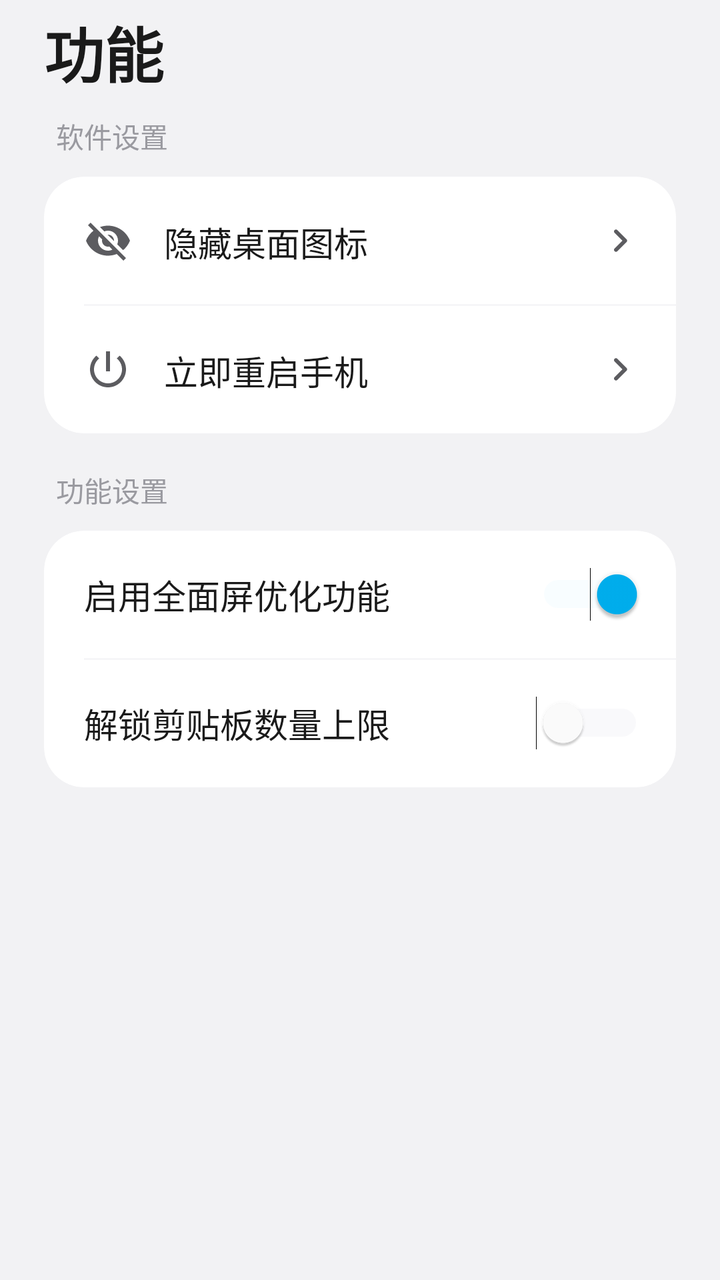
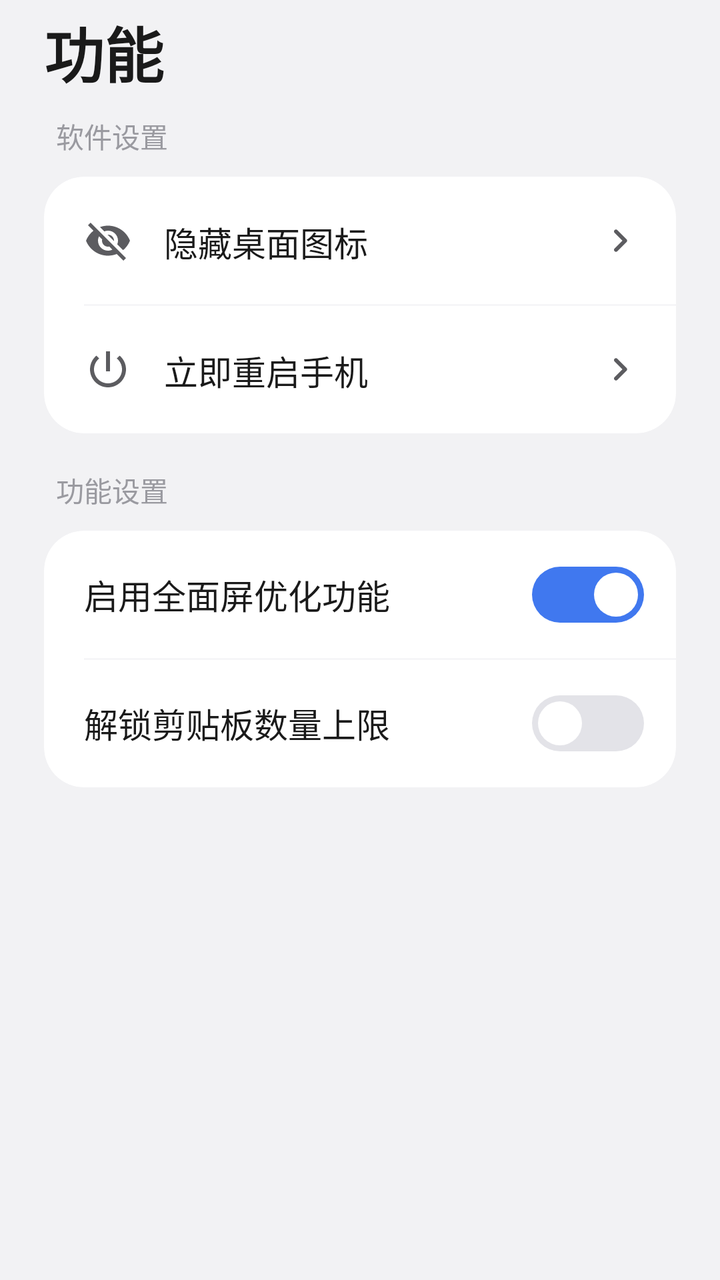

An Android layout rendered at two revisions. The XML below is the earlier revision; the diff shows what the commit changed to produce the second picture.
<!-- AndroidManifest.xml: fallback theme Theme.MaterialComponents.DayNight.NoActionBar -->
<!-- res/layout/fragment_feature.xml -->
<?xml version="1.0" encoding="utf-8"?>
<ScrollView xmlns:android="http://schemas.android.com/apk/res/android"
    android:layout_width="match_parent"
    android:layout_height="match_parent"
    android:background="@color/bg_surface"
    android:clipToPadding="false"
    android:fillViewport="true"
    android:paddingBottom="96dp">

    <LinearLayout
        android:layout_width="match_parent"
        android:layout_height="wrap_content"
        android:orientation="vertical"
        android:paddingStart="22dp"
        android:paddingEnd="22dp"
        android:paddingBottom="20dp">

        
        <LinearLayout
            android:layout_width="match_parent"
            android:layout_height="wrap_content"
            android:orientation="vertical"
            android:paddingTop="4dp"
            android:paddingBottom="10dp">

            <TextView
                android:layout_width="wrap_content"
                android:layout_height="wrap_content"
                android:text="功能"
                android:textColor="@color/text_primary"
                android:textSize="30sp"
                android:textStyle="bold" />
        </LinearLayout>

        <TextView
            android:layout_width="wrap_content"
            android:layout_height="wrap_content"
            android:layout_marginStart="6dp"
            android:layout_marginBottom="10dp"
            android:text="软件设置"
            android:textColor="@color/text_tertiary"
            android:textSize="14sp" />

        <LinearLayout
            android:layout_width="match_parent"
            android:layout_height="wrap_content"
            android:background="@drawable/card_bg"
            android:clipToOutline="true"
            android:orientation="vertical">

            <LinearLayout
                android:id="@+id/rowHideIcon"
                android:layout_width="match_parent"
                android:layout_height="64dp"
                android:background="@drawable/row_ripple"
                android:clickable="true"
                android:focusable="true"
                android:gravity="center_vertical"
                android:orientation="horizontal"
                android:paddingStart="20dp"
                android:paddingTop="20dp"
                android:paddingEnd="16dp"
                android:paddingBottom="20dp">

                <ImageView
                    android:layout_width="24dp"
                    android:layout_height="24dp"
                    android:layout_marginEnd="16dp"
                    android:src="@drawable/ic_eye_off"
                    android:tint="@color/text_secondary" />

                <LinearLayout
                    android:layout_width="0dp"
                    android:layout_height="wrap_content"
                    android:layout_weight="1"
                    android:orientation="vertical">

                    <TextView
                        android:id="@+id/tvHideIcon"
                        android:layout_width="wrap_content"
                        android:layout_height="wrap_content"
                        android:text="隐藏桌面图标"
                        android:textColor="@color/text_primary"
                        android:textSize="17sp" />

                    <TextView
                        android:id="@+id/tvHideIconSub"
                        android:layout_width="wrap_content"
                        android:layout_height="wrap_content"
                        android:layout_marginTop="4dp"
                        android:text="LSPosed 内仍可打开模块设置"
                        android:textColor="@color/text_tertiary"
                        android:textSize="14sp" />
                </LinearLayout>

                <ImageView
                    android:layout_width="24dp"
                    android:layout_height="24dp"
                    android:src="@drawable/ic_chevron"
                    android:tint="@color/text_secondary" />
            </LinearLayout>

            <View
                android:layout_width="match_parent"
                android:layout_height="1px"
                android:layout_marginStart="20dp"
                android:background="@color/divider" />

            <LinearLayout
                android:id="@+id/rowReboot"
                android:layout_width="match_parent"
                android:layout_height="64dp"
                android:background="@drawable/row_ripple"
                android:clickable="true"
                android:focusable="true"
                android:gravity="center_vertical"
                android:orientation="horizontal"
                android:paddingStart="20dp"
                android:paddingTop="20dp"
                android:paddingEnd="16dp"
                android:paddingBottom="20dp">

                <ImageView
                    android:layout_width="24dp"
                    android:layout_height="24dp"
                    android:layout_marginEnd="16dp"
                    android:src="@drawable/ic_restart"
                    android:tint="@color/text_secondary" />

                <LinearLayout
                    android:layout_width="0dp"
                    android:layout_height="wrap_content"
                    android:layout_weight="1"
                    android:orientation="vertical">

                    <TextView
                        android:id="@+id/tvReboot"
                        android:layout_width="wrap_content"
                        android:layout_height="wrap_content"
                        android:text="立即重启手机"
                        android:textColor="@color/text_primary"
                        android:textSize="17sp" />

                    <TextView
                        android:layout_width="wrap_content"
                        android:layout_height="wrap_content"
                        android:layout_marginTop="4dp"
                        android:text="需要 ROOT 权限"
                        android:textColor="@color/text_tertiary"
                        android:textSize="14sp" />
                </LinearLayout>

                <ImageView
                    android:layout_width="24dp"
                    android:layout_height="24dp"
                    android:src="@drawable/ic_chevron"
                    android:tint="@color/text_secondary" />
            </LinearLayout>
        </LinearLayout>

        <TextView
            android:layout_width="wrap_content"
            android:layout_height="wrap_content"
            android:layout_marginStart="6dp"
            android:layout_marginTop="18dp"
            android:layout_marginBottom="10dp"
            android:text="功能设置"
            android:textColor="@color/text_tertiary"
            android:textSize="14sp" />

        <LinearLayout
            android:layout_width="match_parent"
            android:layout_height="wrap_content"
            android:background="@drawable/card_bg"
            android:clipToOutline="true"
            android:orientation="vertical">

            <LinearLayout
                android:id="@+id/rowImeUnlock"
                android:layout_width="match_parent"
                android:layout_height="64dp"
                android:background="@drawable/row_ripple"
                android:clickable="true"
                android:focusable="true"
                android:gravity="center_vertical"
                android:orientation="horizontal"
                android:paddingStart="20dp"
                android:paddingEnd="16dp">

                <TextView
                    android:layout_width="0dp"
                    android:layout_height="wrap_content"
                    android:layout_weight="1"
                    android:text="启用全面屏优化功能"
                    android:textColor="@color/text_primary"
                    android:textSize="17sp" />

                <Switch
                    android:id="@+id/switchImeUnlock"
                    android:layout_width="wrap_content"
                    android:layout_height="wrap_content"
                    android:checked="true"
                    android:textOff=""
                    android:textOn=""
                    android:thumbTint="@color/switch_thumb_tint"
                    android:trackTint="@color/switch_track_tint" />
            </LinearLayout>

            <View
                android:layout_width="match_parent"
                android:layout_height="1px"
                android:layout_marginStart="20dp"
                android:background="@color/divider" />

            <LinearLayout
                android:id="@+id/rowUnlimitCount"
                android:layout_width="match_parent"
                android:layout_height="64dp"
                android:background="@drawable/row_ripple"
                android:clickable="true"
                android:focusable="true"
                android:gravity="center_vertical"
                android:orientation="horizontal"
                android:paddingStart="20dp"
                android:paddingEnd="16dp">

                <TextView
                    android:layout_width="0dp"
                    android:layout_height="wrap_content"
                    android:layout_weight="1"
                    android:text="解锁剪贴板数量上限"
                    android:textColor="@color/text_primary"
                    android:textSize="17sp" />

                <Switch
                    android:id="@+id/switchUnlimitCount"
                    android:layout_width="wrap_content"
                    android:layout_height="wrap_content"
                    android:checked="false"
                    android:textOff=""
                    android:textOn=""
                    android:thumbTint="@color/switch_thumb_tint"
                    android:trackTint="@color/switch_track_tint" />
            </LinearLayout>
        </LinearLayout>

    </LinearLayout>
</ScrollView>
<!-- resources referenced by this layout -->
<resources>
  <color name="bg_surface">#F2F2F4</color>
  <color name="divider">#E8E8ED</color>
  <color name="text_primary">#1A1A1A</color>
  <color name="text_secondary">#5C5C60</color>
  <color name="text_tertiary">#9A9AA0</color>
  <!-- drawable card_bg (drawable) -->
  <?xml version="1.0" encoding="utf-8"?>
  <shape xmlns:android="http://schemas.android.com/apk/res/android"
      android:shape="rectangle">
      <solid android:color="@color/card_bg" />
      <corners android:radius="20dp" />
  </shape>
  <!-- drawable ic_chevron (drawable) -->
  <?xml version="1.0" encoding="utf-8"?>
  <vector xmlns:android="http://schemas.android.com/apk/res/android"
      android:width="24dp"
      android:height="24dp"
      android:viewportWidth="24"
      android:viewportHeight="24">
      <path
          android:fillColor="#FF000000"
          android:pathData="M9.29,6.71c-0.39,0.39 -0.39,1.02 0,1.41L13.17,12l-3.88,3.88c-0.39,0.39 -0.39,1.02 0,1.41 0.39,0.39 1.02,0.39 1.41,0l4.59,-4.59c0.39,-0.39 0.39,-1.02 0,-1.41L10.7,6.71c-0.39,-0.39 -1.02,-0.39 -1.41,0z" />
  </vector>
  <!-- drawable ic_eye_off (drawable) -->
  <?xml version="1.0" encoding="utf-8"?>
  <vector xmlns:android="http://schemas.android.com/apk/res/android"
      android:width="24dp"
      android:height="24dp"
      android:viewportWidth="24"
      android:viewportHeight="24">
      <path
          android:fillColor="#FF000000"
          android:pathData="M12,7c2.76,0 5,2.24 5,5 0,0.65 -0.13,1.26 -0.36,1.83l2.92,2.92c1.51,-1.26 2.7,-2.89 3.43,-4.75 -1.73,-4.39 -6,-7.5 -11,-7.5 -1.4,0 -2.74,0.25 -3.98,0.7l2.16,2.16C10.74,7.13 11.35,7 12,7zM2,4.27l2.28,2.28 0.46,0.46C3.08,8.3 1.78,10.02 1,12c1.73,4.39 6,7.5 11,7.5 1.55,0 3.03,-0.3 4.38,-0.84l0.42,0.42L19.73,22 21,20.73 3.27,3 2,4.27zM7.53,9.8l1.55,1.55c-0.05,0.21 -0.08,0.43 -0.08,0.65 0,1.66 1.34,3 3,3 0.22,0 0.44,-0.03 0.65,-0.08l1.55,1.55c-0.67,0.33 -1.41,0.53 -2.2,0.53 -2.76,0 -5,-2.24 -5,-5 0,-0.79 0.2,-1.53 0.53,-2.2zM11.84,9.02l3.15,3.15 0.02,-0.16c0,-1.66 -1.34,-3 -3,-3l-0.17,0.01z" />
  </vector>
  <!-- drawable ic_restart (drawable) -->
  <?xml version="1.0" encoding="utf-8"?>
  <vector xmlns:android="http://schemas.android.com/apk/res/android"
      android:width="24dp"
      android:height="24dp"
      android:viewportWidth="24"
      android:viewportHeight="24">
      <path
          android:fillColor="#FF000000"
          android:pathData="M13,3h-2v10h2L13,3zM17.83,5.17l-1.42,1.42C17.99,7.86 19,9.81 19,12c0,3.87 -3.13,7 -7,7s-7,-3.13 -7,-7c0,-2.19 1.01,-4.14 2.58,-5.42L6.17,5.17C4.23,6.82 3,9.26 3,12c0,4.97 4.03,9 9,9s9,-4.03 9,-9c0,-2.74 -1.23,-5.18 -3.17,-6.83z" />
  </vector>
  <!-- drawable row_ripple (drawable) -->
  <?xml version="1.0" encoding="utf-8"?>
  <ripple xmlns:android="http://schemas.android.com/apk/res/android"
      android:color="?android:attr/colorControlHighlight">
      <item android:id="@android:id/mask">
          <shape>
              <corners android:radius="14dp" />
              
              <solid android:color="#FFFFFFFF" />
          </shape>
      </item>
  </ripple>
  <color name="card_bg">#FFFFFF</color>
</resources>

<!-- the commit's change to res/layout/fragment_feature.xml (unified diff, before → after) -->
@@ -200,10 +200,12 @@
                     android:layout_width="wrap_content"
                     android:layout_height="wrap_content"
                     android:checked="true"
+                    android:switchMinWidth="52dp"
                     android:textOff=""
                     android:textOn=""
-                    android:thumbTint="@color/switch_thumb_tint"
-                    android:trackTint="@color/switch_track_tint" />
+                    android:thumb="@drawable/switch_thumb"
+                    android:thumbTextPadding="0dp"
+                    android:track="@drawable/switch_track" />
             </LinearLayout>
 
             <View
@@ -237,10 +239,12 @@
                     android:layout_width="wrap_content"
                     android:layout_height="wrap_content"
                     android:checked="false"
+                    android:switchMinWidth="52dp"
                     android:textOff=""
                     android:textOn=""
-                    android:thumbTint="@color/switch_thumb_tint"
-                    android:trackTint="@color/switch_track_tint" />
+                    android:thumb="@drawable/switch_thumb"
+                    android:thumbTextPadding="0dp"
+                    android:track="@drawable/switch_track" />
             </LinearLayout>
         </LinearLayout>
 
<!-- resource entries referenced after the edit -->
@@ -57,6 +57,32 @@
           </shape>
       </item>
   </ripple>
+  <!-- drawable switch_thumb (drawable) -->
+  <?xml version="1.0" encoding="utf-8"?>
+  <layer-list xmlns:android="http://schemas.android.com/apk/res/android">
+      <item
+          android:bottom="3dp"
+          android:left="3dp"
+          android:right="3dp"
+          android:top="3dp">
+          <shape android:shape="oval">
+              <size
+                  android:width="22dp"
+                  android:height="22dp" />
+              <solid android:color="@color/switch_thumb_color" />
+          </shape>
+      </item>
+  </layer-list>
+  <!-- drawable switch_track (drawable) -->
+  <?xml version="1.0" encoding="utf-8"?>
+  <shape xmlns:android="http://schemas.android.com/apk/res/android"
+      android:shape="rectangle">
+      <size
+          android:width="52dp"
+          android:height="28dp" />
+      <corners android:radius="14dp" />
+      <solid android:color="@color/switch_track_color" />
+  </shape>
   <color name="card_bg">#FFFFFF</color>
 </resources>
 
